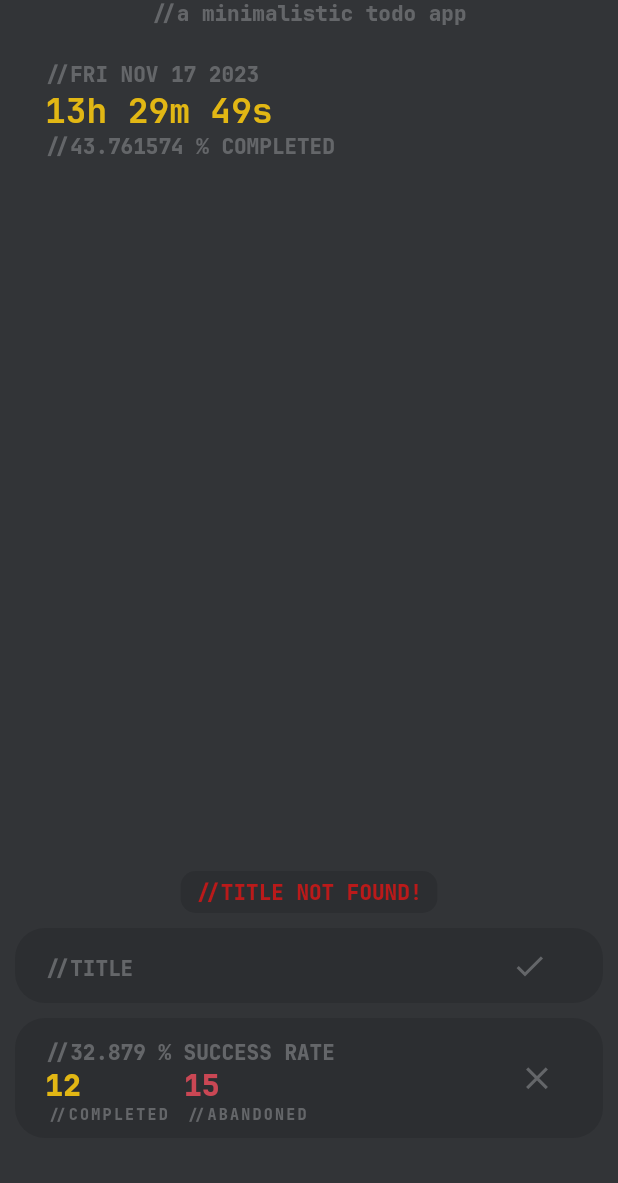
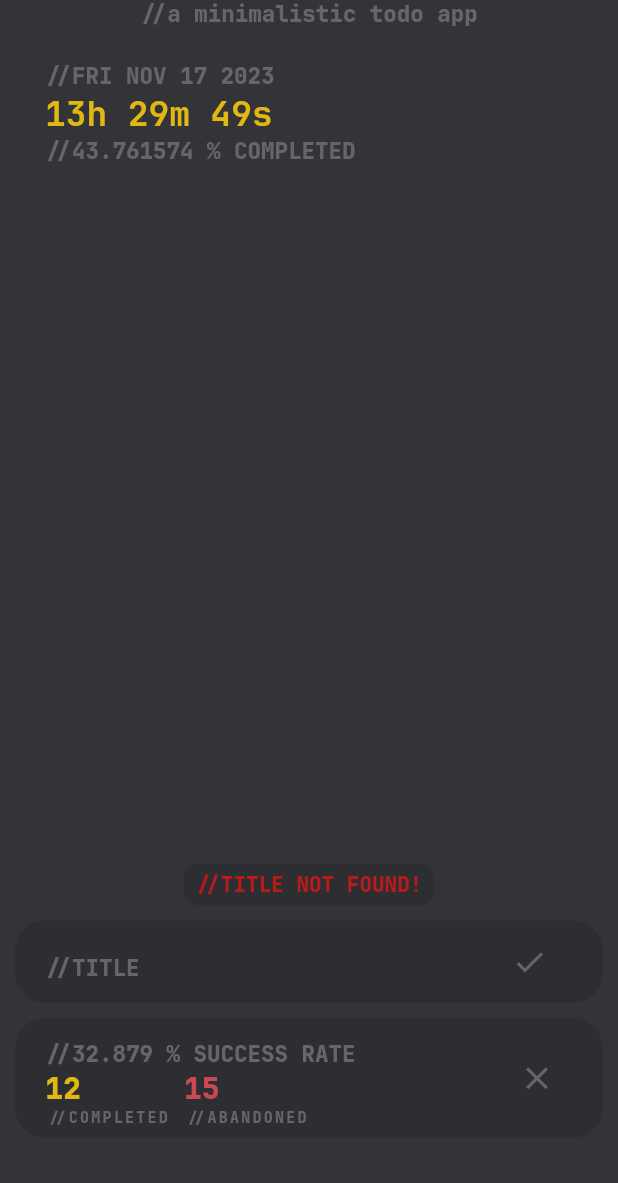
Before and after one commit to laggedskapari/cross, a Flutter app: the screen it shows after launch, after a tap on the "add" icon, after a tap on the "check" icon, on a phone screen of 412 x 824 dp, the part 53-1236 px from its top. Run offline on Flutter 3.47's test engine with Material 2 defaults, Android fonts, the phone set to English and light mode, and no system bars; our stand-ins replace flutter_riverpod, isar; accounts and stored records are empty; generated files the repository leaves out were written again.

Commit message:
Squashed bugs and minor UI changes

```diff
--- a/lib/main.dart
+++ b/lib/main.dart
@@ -28,7 +28,7 @@ final crossTheme = ThemeData(
       fontWeight: FontWeight.w900,
     ),
     labelLarge: TextStyle(
-      fontSize: 14,
+      fontSize: 15,
       color: Color.fromARGB(255, 100, 102, 105),
       fontFamily: 'JetBrainsMono',
       fontWeight: FontWeight.w900,
--- a/lib/presentation/widgets/new_task.dart
+++ b/lib/presentation/widgets/new_task.dart
@@ -1,5 +1,6 @@
 import 'package:cross/presentation/providers/providers.dart';
 import 'package:flutter/material.dart';
+import 'package:flutter/services.dart';
 import 'package:flutter_riverpod/flutter_riverpod.dart';
 
 class NewTask extends ConsumerStatefulWidget {
@@ -26,7 +27,6 @@ class _NewTaskState extends ConsumerState<NewTask> {
 
   @override
   Widget build(BuildContext context) {
-
     void submitNewTask() {
       if (_titleController.text.trim().isEmpty) {
         setState(() {
@@ -40,7 +40,9 @@ class _NewTaskState extends ConsumerState<NewTask> {
         return;
       }
 
-      ref.read(tasksProvider.notifier).addTask(title: _titleController.text.trim());
+      ref
+          .read(tasksProvider.notifier)
+          .addTask(title: _titleController.text.trim());
       setState(() {
         _titleController.text = '';
       });
@@ -54,12 +56,13 @@ class _NewTaskState extends ConsumerState<NewTask> {
             visible: _showErrorText,
             child: Container(
               margin: const EdgeInsets.fromLTRB(0, 0, 0, 10),
-              padding: const EdgeInsets.symmetric(horizontal: 10, vertical: 5),
+              padding: const EdgeInsets.symmetric(horizontal: 8, vertical: 5),
               decoration: BoxDecoration(
                 color: Theme.of(context).colorScheme.secondary,
                 borderRadius: BorderRadius.circular(10),
               ),
-              child: Text('//TITLE NOT FOUND!',
+              child: Text(
+                '//TITLE NOT FOUND!',
                 style: TextStyle(
                     color: Theme.of(context).colorScheme.error,
                     fontWeight: FontWeight.w900,
@@ -78,11 +81,14 @@ class _NewTaskState extends ConsumerState<NewTask> {
               children: [
                 Expanded(
                   child: Container(
-                    margin: const EdgeInsets.fromLTRB(0, 0, 5, 0),
+                    margin: const EdgeInsets.fromLTRB(0, 5, 5, 0),
                     child: TextField(
+                      maxLines: 1,
+                      maxLength: 30,
                       controller: _titleController,
-                      style: Theme.of(context).textTheme.bodyLarge,
+                      style: Theme.of(context).textTheme.bodySmall,
                       decoration: InputDecoration(
+                        counter: const Offstage(),
                         hintText: '//TITLE',
                         hintStyle: Theme.of(context).textTheme.labelLarge,
                         border: InputBorder.none,
--- a/lib/presentation/widgets/task_card.dart
+++ b/lib/presentation/widgets/task_card.dart
@@ -60,7 +60,9 @@ class _TaskCardState extends ConsumerState<TaskCard> {
                           : const Color.fromARGB(255, 226, 183, 20),
                     ),
                   ),
-                  Text(
+                  SizedBox(
+                    width: MediaQuery.of(context).size.width - 90,
+                    child: Text(
                       widget.task.title,
                       style: TextStyle(
                         fontFamily: 'JetBrainsMono',
@@ -74,6 +76,7 @@ class _TaskCardState extends ConsumerState<TaskCard> {
                             : TextDecoration.none,
                       ),
                     ),
+                  ),
                 ],
               ),
             ),
```
Lines whose indentation alone changed are shown as unchanged.
